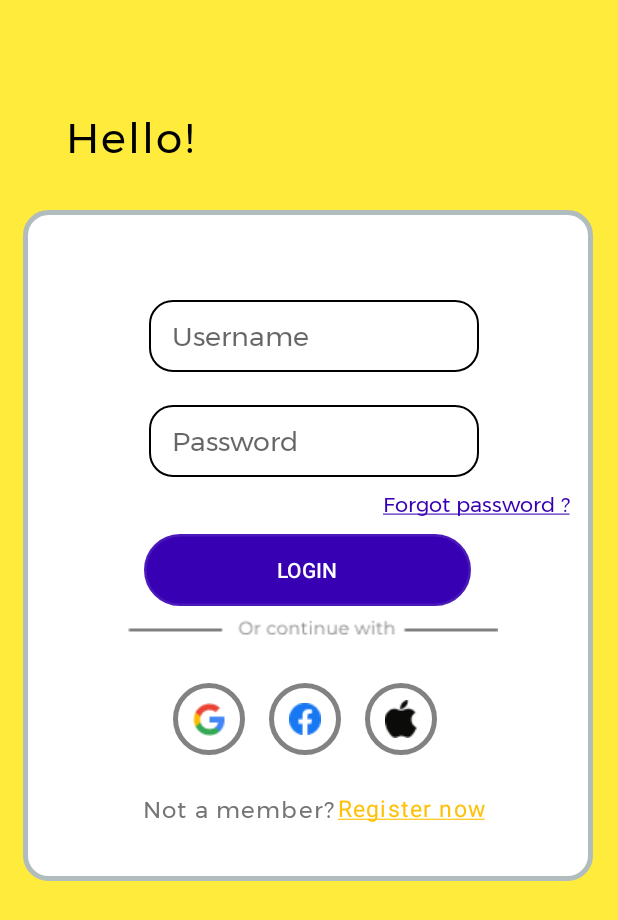
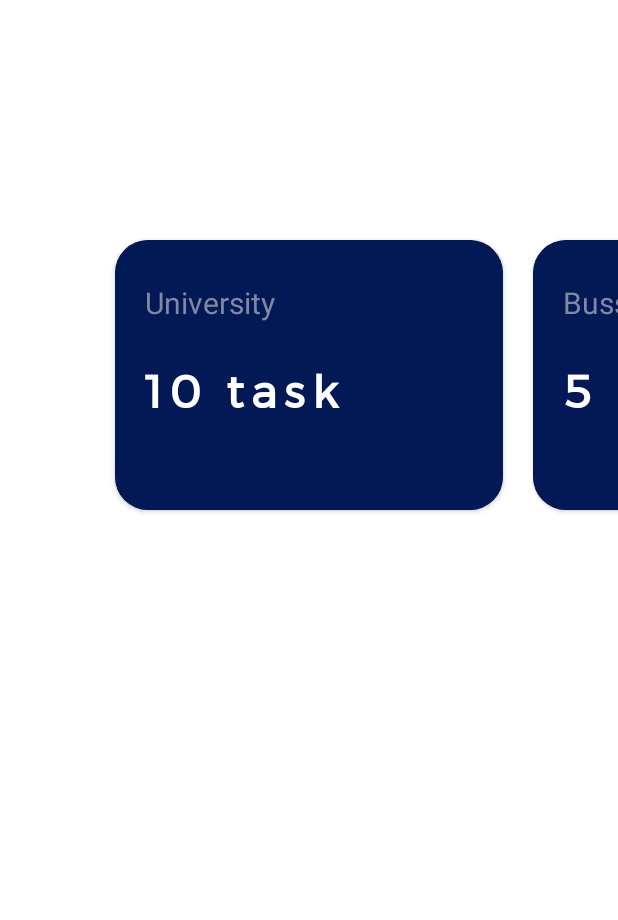
Before and after one commit to sowwnn/Routine-Note-Mobile-App, an Android app: the screen it shows after launch (LoginActivity before the commit, Dashboard after it), on a phone screen of 412 x 824 dp. Shown: the top 920 px of the screen. Run offline under Robolectric (Android 15) with nearby library versions, the phone set to English and light mode, and no system bars.

Commit message:
Swiper bar on Dashboard

```diff
--- a/Dreamroutine/app/build.gradle
+++ b/Dreamroutine/app/build.gradle
@@ -32,6 +32,8 @@ dependencies {
     implementation 'androidx.appcompat:appcompat:1.3.1'
     implementation 'com.google.android.material:material:1.4.0'
     implementation 'androidx.constraintlayout:constraintlayout:2.1.1'
+    implementation 'androidx.cardview:cardview:1.0.0'
+    implementation 'com.google.android.material:material:1.4.0'
     testImplementation 'junit:junit:4.+'
     androidTestImplementation 'androidx.test.ext:junit:1.1.3'
     androidTestImplementation 'androidx.test.espresso:espresso-core:3.4.0'
--- a/Dreamroutine/app/src/main/AndroidManifest.xml
+++ b/Dreamroutine/app/src/main/AndroidManifest.xml
@@ -9,20 +9,23 @@
         android:supportsRtl="true"
         android:theme="@style/Theme.Dreamroutine">
         <activity
+            android:name=".Dashboard"
+            android:exported="true"
+            android:theme="@style/Theme.MaterialComponents.NoActionBar">
+        <intent-filter>
+            <action android:name="android.intent.action.MAIN" />
+
+            <category android:name="android.intent.category.LAUNCHER" />
+        </intent-filter>
+        </activity>
+        <activity
             android:name=".LoginActivity"
             android:exported="true"
-            android:theme="@style/Theme.AppCompat.Light.NoActionBar">
-            <intent-filter>
-                <action android:name="android.intent.action.MAIN" />
+            android:theme="@style/Theme.MaterialComponents.NoActionBar"/>
 
-                <category android:name="android.intent.category.LAUNCHER" />
-            </intent-filter>
-        </activity>
         <activity
             android:name=".MainActivity"
-            android:exported="true"/>
-
-<!--        </activity>-->
+            android:exported="true" />
     </application>
 
 </manifest>
--- /dev/null
+++ b/Dreamroutine/app/src/main/java/com/example/dream_routine/Dashboard.java
@@ -0,0 +1,79 @@
+package com.example.dream_routine;
+
+import androidx.appcompat.app.ActionBar;
+import androidx.appcompat.app.AppCompatActivity;
+import androidx.viewpager.widget.ViewPager;
+
+import android.os.Bundle;
+import android.view.ViewParent;
+
+import java.util.ArrayList;
+
+public class Dashboard extends AppCompatActivity {
+
+    //action bar
+    private ActionBar actionBar;
+
+    //UI views
+    private ViewPager viewPager;
+
+    private ArrayList<Swiper> modeArrayList;
+    private SwiperAdapter swiperAdapter;
+    @Override
+    protected void onCreate(Bundle savedInstanceState) {
+        super.onCreate(savedInstanceState);
+        setContentView(R.layout.activity_dashboard);
+
+        //init actionbar
+        actionBar = getSupportActionBar();
+
+        //init UI views
+        viewPager = findViewById(R.id.swiperview);
+        loadCards();
+
+        //set view pager change listiner
+        viewPager.addOnPageChangeListener(new ViewPager.OnPageChangeListener() {
+            @Override
+            public void onPageScrolled(int position, float positionOffset, int positionOffsetPixels) {
+
+            }
+
+            @Override
+            public void onPageSelected(int position) {
+
+            }
+
+            @Override
+            public void onPageScrollStateChanged(int state) {
+
+            }
+        });
+    }
+
+    private void loadCards() {
+        //init list
+        modeArrayList = new ArrayList<>();
+
+        //add items to list
+        modeArrayList.add(new Swiper(
+                "10 task",
+                "University"
+        ));
+        modeArrayList.add(new Swiper(
+                "5 task",
+                "Bussiness"
+        ));
+        modeArrayList.add(new Swiper(
+                "10 task",
+                "Community"
+        ));
+
+        //setup adapter
+        swiperAdapter = new SwiperAdapter(this, modeArrayList);
+
+        //set adapter to view pager
+        viewPager.setAdapter(swiperAdapter);
+        //set default padding from left/right
+        viewPager.setPadding(100,0,100,0);
+    }
+}
--- /dev/null
+++ b/Dreamroutine/app/src/main/java/com/example/dream_routine/Swiper.java
@@ -0,0 +1,26 @@
+package com.example.dream_routine;
+
+public class Swiper {
+    String job,task;
+
+    public Swiper(String job, String task) {
+        this.job = job;
+        this.task = task;
+    }
+
+    public String getJob() {
+        return job;
+    }
+
+    public String getTask() {
+        return task;
+    }
+
+    public void setJob(String job) {
+        this.job = job;
+    }
+
+    public void setTask(String task) {
+        this.task = task;
+    }
+}
--- /dev/null
+++ b/Dreamroutine/app/src/main/java/com/example/dream_routine/SwiperAdapter.java
@@ -0,0 +1,67 @@
+package com.example.dream_routine;
+
+import android.content.Context;
+import android.view.LayoutInflater;
+import android.view.View;
+import android.view.ViewGroup;
+import android.widget.ImageView;
+import android.widget.TextView;
+import android.widget.Toast;
+
+import androidx.annotation.NonNull;
+import androidx.viewpager.widget.PagerAdapter;
+
+import java.util.ArrayList;
+
+public class SwiperAdapter extends PagerAdapter {
+    private Context context;
+    private ArrayList<Swiper> modeArrayList;
+
+    public SwiperAdapter(Context context, ArrayList<Swiper> modeArrayList) {
+        this.context = context;
+        this.modeArrayList = modeArrayList;
+    }
+
+    @Override
+    public int getCount() {
+        return modeArrayList.size();
+    }
+
+
+    @Override
+    public boolean isViewFromObject(@NonNull View view, @NonNull Object object) {
+        return view.equals(object);
+    }
+
+    @NonNull
+    @Override
+    public Object instantiateItem(@NonNull ViewGroup container, int position) {
+        //inflate layout card
+        View view  = LayoutInflater.from(context).inflate(R.layout.card_item,container,false);
+
+        //init uid view from card
+        View cardbg = view.findViewById(R.id.cardbg);
+        TextView txttask = view.findViewById(R.id.txttask);
+        TextView txtjob = view.findViewById(R.id.txtjob);
+
+        //get data
+        Swiper model = modeArrayList.get(position);
+        String job = model.getJob();
+        String task = model.getTask();
+
+        //set data
+        txttask.setText(task);
+        txtjob.setText(job);
+
+        //add view to container
+        container.addView(view,position);
+
+        return view;
+
+    }
+
+    @Override
+    public void destroyItem(@NonNull ViewGroup container, int position, @NonNull Object object) {
+       container.removeView((View) object);
+    }
+}
--- /dev/null
+++ b/Dreamroutine/app/src/main/res/layout/activity_dashboard.xml
@@ -0,0 +1,32 @@
+<?xml version="1.0" encoding="utf-8"?>
+<androidx.constraintlayout.widget.ConstraintLayout xmlns:android="http://schemas.android.com/apk/res/android"
+    xmlns:app="http://schemas.android.com/apk/res-auto"
+    xmlns:tools="http://schemas.android.com/tools"
+    android:layout_width="match_parent"
+    android:layout_height="match_parent"
+    tools:context=".Dashboard"
+    android:background="#FFFFFF">
+
+    <RelativeLayout
+        android:layout_width="match_parent"
+        android:layout_height="200dp"
+        android:layout_marginTop="150dp"
+        app:layout_constraintStart_toStartOf="parent"
+        app:layout_constraintTop_toTopOf="parent"
+        android:alpha="@integer/material_motion_duration_short_1">
+
+
+        <androidx.viewpager.widget.ViewPager
+            android:id="@+id/swiperview"
+            android:layout_width="match_parent"
+            android:layout_height="200dp"
+            android:layout_marginTop="0dp"
+            android:clipToPadding="false"
+
+            android:foregroundGravity="center"
+            android:overScrollMode="never"
+            tools:ignore="SpeakableTextPresentCheck" />
+    </RelativeLayout>
+
+
+</androidx.constraintlayout.widget.ConstraintLayout>
--- /dev/null
+++ b/Dreamroutine/app/src/main/res/layout/card_item.xml
@@ -0,0 +1,63 @@
+<?xml version="1.0" encoding="utf-8"?>
+<LinearLayout xmlns:android="http://schemas.android.com/apk/res/android"
+    xmlns:tools="http://schemas.android.com/tools"
+    android:layout_width="match_parent"
+    android:layout_height="match_parent"
+    xmlns:app="http://schemas.android.com/apk/res-auto"
+    android:gravity="center_vertical"
+    android:orientation="vertical">
+
+    <androidx.cardview.widget.CardView
+        android:layout_width="match_parent"
+        android:layout_height="wrap_content"
+        android:layout_margin="10dp"
+        app:cardCornerRadius="22dp">
+
+        <androidx.constraintlayout.widget.ConstraintLayout
+            android:layout_width="match_parent"
+            android:layout_height="wrap_content"
+            android:orientation="vertical"
+            >
+
+            <View
+                android:id="@+id/cardbg"
+                android:layout_width="match_parent"
+                android:layout_height="200dp"
+                android:background="#031956"
+                android:padding="8dp"
+                app:layout_constraintStart_toStartOf="parent"
+                app:layout_constraintTop_toTopOf="parent" />
+
+            <TextView
+                android:id="@+id/txttask"
+                android:layout_width="match_parent"
+                android:layout_height="30dp"
+
+                android:layout_marginStart="20dp"
+                android:layout_marginTop="28dp"
+                android:text="10task"
+                android:textColor="#7F89A3"
+                android:textSize="20dp"
+                app:layout_constraintStart_toStartOf="parent"
+                app:layout_constraintTop_toTopOf="parent" />
+
+            <TextView
+                android:id="@+id/txtjob"
+                android:layout_width="match_parent"
+                android:layout_height="wrap_content"
+                android:layout_marginStart="20dp"
+                android:layout_marginTop="20dp"
+                android:text="University"
+                android:textColor="#FFFFFF"
+                android:textSize="30dp"
+                app:layout_constraintStart_toStartOf="parent"
+                app:layout_constraintTop_toBottomOf="@+id/txttask"
+                android:fontFamily="@font/montserrat"
+                android:textStyle="bold"
+                android:letterSpacing="0.15"
+                />
+        </androidx.constraintlayout.widget.ConstraintLayout>
+    </androidx.cardview.widget.CardView>
+
+
+</LinearLayout>
--- a/Dreamroutine/app/src/main/res/values/styles.xml
+++ b/Dreamroutine/app/src/main/res/values/styles.xml
@@ -18,5 +18,12 @@
         <item name="android:textColor">#FFC107</item>
     </style>
 
+    <style name="Swipeview">
+        <item name="android:windowDrawsSystemBarBackgrounds">true</item>
+        <item name="android:statusBarColor">@android:color/transparent</item>
+        <item name="android:windowTranslucentStatus">false</item>
+        <item name="windowActionBar">false</item>
+        <item name="windowNoTitle">true</item>
+    </style>
 
 </resources>
--- a/Dreamroutine/build.gradle
+++ b/Dreamroutine/build.gradle
@@ -7,6 +7,8 @@ buildscript {
     dependencies {
         classpath "com.android.tools.build:gradle:7.0.2"
 
+        // Material  Lib
+        // implementation 'com.google.android.material:material:1.4.0'
         // NOTE: Do not place your application dependencies here; they belong
         // in the individual module build.gradle files
     }
```
